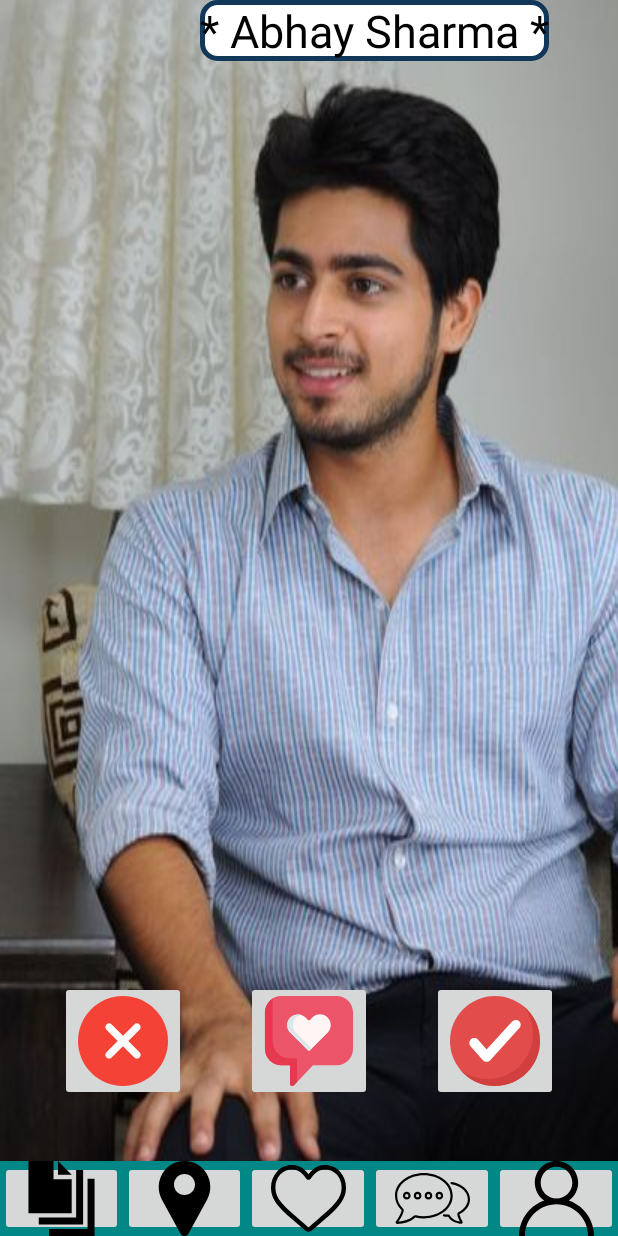
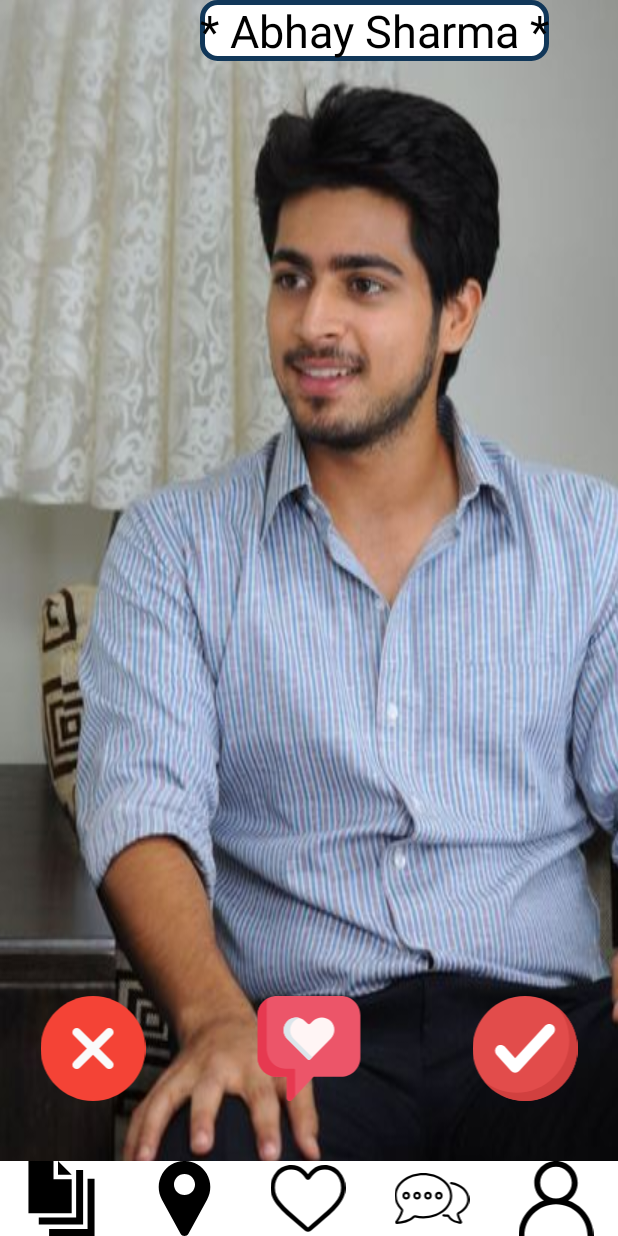
Before and after one commit to rahul6975/Jaumo_Application, an Android app: the screen it shows after launch (MainActivity), on a phone screen of 412 x 824 dp. Run offline under Robolectric (Android 15) with nearby library versions, the phone set to English and light mode, and no system bars.

Commit message:
HomePage for men added if a small change

```diff
--- a/app/src/main/res/drawable/ic_message.xml
+++ b/app/src/main/res/drawable/ic_message.xml
@@ -1,6 +1,6 @@
 <vector xmlns:android="http://schemas.android.com/apk/res/android"
-    android:width="60dp"
-    android:height="60dp"
+    android:width="180dp"
+    android:height="180dp"
     android:viewportWidth="511.999"
     android:viewportHeight="511.999">
   <path
--- a/app/src/main/res/drawable/ic_remove.xml
+++ b/app/src/main/res/drawable/ic_remove.xml
@@ -1,6 +1,6 @@
 <vector xmlns:android="http://schemas.android.com/apk/res/android"
-    android:width="60dp"
-    android:height="60dp"
+    android:width="140dp"
+    android:height="140dp"
     android:viewportWidth="512"
     android:viewportHeight="512">
   <path
--- a/app/src/main/res/drawable/ic_tick.xml
+++ b/app/src/main/res/drawable/ic_tick.xml
@@ -1,6 +1,6 @@
 <vector xmlns:android="http://schemas.android.com/apk/res/android"
-    android:width="60dp"
-    android:height="60dp"
+    android:width="140dp"
+    android:height="140dp"
     android:viewportWidth="455.111"
     android:viewportHeight="455.111">
   <path
--- a/app/src/main/res/layout/activity_home__page.xml
+++ b/app/src/main/res/layout/activity_home__page.xml
@@ -582,37 +582,35 @@
     </HorizontalScrollView>
 
 
+<LinearLayout
+    android:layout_width="match_parent"
+    android:layout_height="@dimen/dp_70"
+    app:layout_constraintBottom_toTopOf="@id/llBottom"
+    android:layout_marginBottom="@dimen/dp_40">
+
+    <ImageView
+        android:id="@+id/ivIgnore"
+        android:layout_width="wrap_content"
+       android:layout_height="wrap_content"
+        android:layout_weight="1"
+        android:src="@drawable/ic_remove"
+        />
+
+    <ImageView
+        android:id="@+id/ivMessage"
+        android:layout_weight="1"
+        android:layout_width="wrap_content"
+        android:layout_height="wrap_content"
+        android:src="@drawable/ic_message"/>
 
 
-    <ImageButton
-        android:id="@+id/ibIgnore"
-    android:layout_width="0dp"
-    android:layout_height="wrap_content"
-        app:layout_constraintBottom_toTopOf="@id/llBottom"
-        app:layout_constraintStart_toStartOf="@id/hsvScroll"
-        android:src="@drawable/ic_remove"
-        android:layout_margin="@dimen/dp_40"/>
-
-    <ImageButton
-        android:id="@+id/ibMessage"
-        android:layout_width="@dimen/dp_0"
+    <ImageView
+        android:id="@+id/ibTick"
+        android:layout_weight="1"
+        android:layout_width="wrap_content"
         android:layout_height="wrap_content"
-        app:layout_constraintLeft_toRightOf="@id/ibIgnore"
-        app:layout_constraintStart_toEndOf="@id/ibIgnore"
-        android:src="@drawable/ic_message"
-        app:layout_constraintBottom_toTopOf="@id/llBottom"
-        android:layout_margin="@dimen/dp_40"/>
-
-
-    <ImageButton
-        android:id="@+id/ibTick"
-        android:layout_width="@dimen/dp_0"
-        android:layout_height="wrap_content"
-        app:layout_constraintLeft_toRightOf="@id/ibMessage"
-        app:layout_constraintStart_toEndOf="@id/ibMessage"
-        android:src="@drawable/ic_tick"
-        app:layout_constraintBottom_toTopOf="@id/llBottom"
-        android:layout_margin="@dimen/dp_40"/>
+        android:src="@drawable/ic_tick" />
+</LinearLayout>
 
 
 
@@ -621,40 +619,40 @@
     android:id="@+id/llBottom"
     android:layout_width="match_parent"
     android:layout_height="@dimen/dp_50"
-    android:background="@color/teal_700"
+    android:background="@color/white"
     app:layout_constraintBottom_toBottomOf="parent"
     app:layout_constraintLeft_toLeftOf="parent"
     app:layout_constraintRight_toRightOf="parent">
 
-<ImageButton
+<ImageView
     android:id="@+id/ibRefresh"
     android:layout_width="wrap_content"
     android:layout_height="wrap_content"
     android:layout_weight="1"
     android:src="@drawable/ic_blank_page"/>
 
-    <ImageButton
+    <ImageView
         android:id="@+id/ibLocation"
         android:layout_width="wrap_content"
         android:layout_height="wrap_content"
         android:layout_weight="1"
         android:src="@drawable/ic_pin"/>
 
-    <ImageButton
+    <ImageView
         android:id="@+id/ibHeart"
         android:layout_width="wrap_content"
         android:layout_height="wrap_content"
         android:layout_weight="1"
         android:src="@drawable/ic_heart"/>
 
-    <ImageButton
+    <ImageView
         android:id="@+id/ibChat"
         android:layout_width="wrap_content"
         android:layout_height="wrap_content"
         android:layout_weight="1"
         android:src="@drawable/ic_chat"/>
 
-    <ImageButton
+    <ImageView
         android:id="@+id/ibUser"
         android:layout_width="wrap_content"
         android:layout_height="wrap_content"
```
